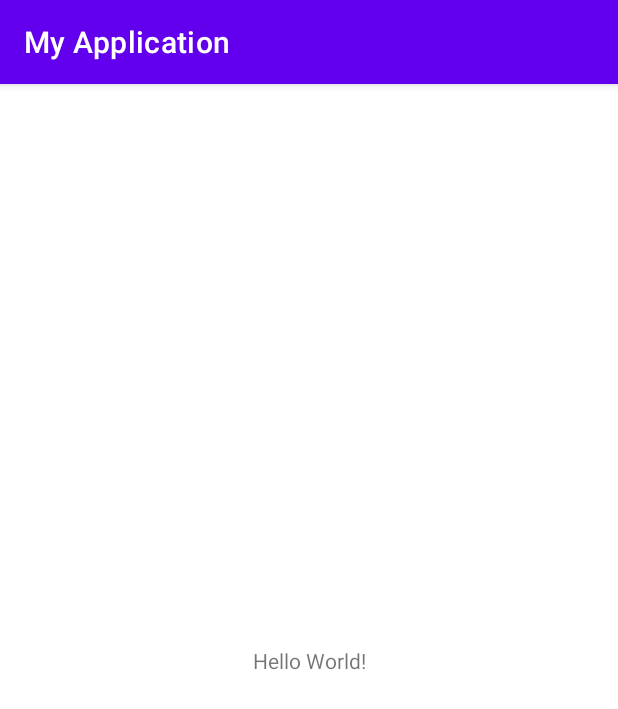
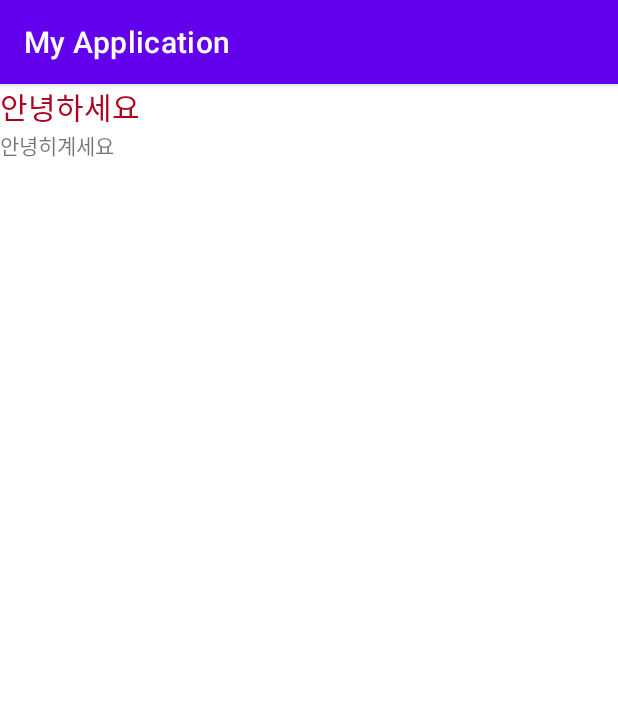
Before and after one commit to youjeonghan/Android_Study, an Android app: the screen it shows after launch (MainActivity), on a phone screen of 412 x 824 dp. Shown: the top 709 px of the screen. Run offline under Robolectric (Android 15) with nearby library versions, the light colour scheme and no system bars.

Commit message:
뷰 컴포턴트 실습

```diff
--- a/Android_Essential_Kotlin/app/src/main/java/com/example/myapplication/Kotlin/27.Generic.kt
+++ b/Android_Essential_Kotlin/app/src/main/java/com/example/myapplication/Kotlin/27.Generic.kt
@@ -19,7 +19,7 @@ fun main(args: Array<String>) {
 
     // 강한 타입을 체크 할 수 있다
     val list3 = listOf(1, 2, 3, 4, "가", "나", 3.0)
-    val list4 = listOf<Int>(1, 2, 3, "가")  // 강한 타입 체크
+//    val list4 = listOf<Int>(1, 2, 3, "가")  // 강한 타입 체크
 
 
     // 제너릭을 사용 하지 않은 경우
--- a/Android_Essential_Kotlin/app/src/main/res/layout/activity_main.xml
+++ b/Android_Essential_Kotlin/app/src/main/res/layout/activity_main.xml
@@ -1,18 +1,27 @@
 <?xml version="1.0" encoding="utf-8"?>
-<androidx.constraintlayout.widget.ConstraintLayout xmlns:android="http://schemas.android.com/apk/res/android"
+<LinearLayout xmlns:android="http://schemas.android.com/apk/res/android"
     xmlns:app="http://schemas.android.com/apk/res-auto"
     xmlns:tools="http://schemas.android.com/tools"
     android:layout_width="match_parent"
     android:layout_height="match_parent"
+    android:orientation="vertical"
     tools:context=".MainActivity">
+
 
     <TextView
         android:layout_width="wrap_content"
         android:layout_height="wrap_content"
-        android:text="Hello World!"
-        app:layout_constraintBottom_toBottomOf="parent"
-        app:layout_constraintLeft_toLeftOf="parent"
-        app:layout_constraintRight_toRightOf="parent"
-        app:layout_constraintTop_toTopOf="parent" />
+        android:text="안녕하세요 "
+        android:textSize="20dp"
 
-</androidx.constraintlayout.widget.ConstraintLayout>
+        android:textColor="@color/design_default_color_error" />
+
+    <TextView
+        android:layout_width="wrap_content"
+        android:layout_height="wrap_content"
+        android:text="안녕히계세요">
+
+    </TextView>
+
+
+</LinearLayout>
```
